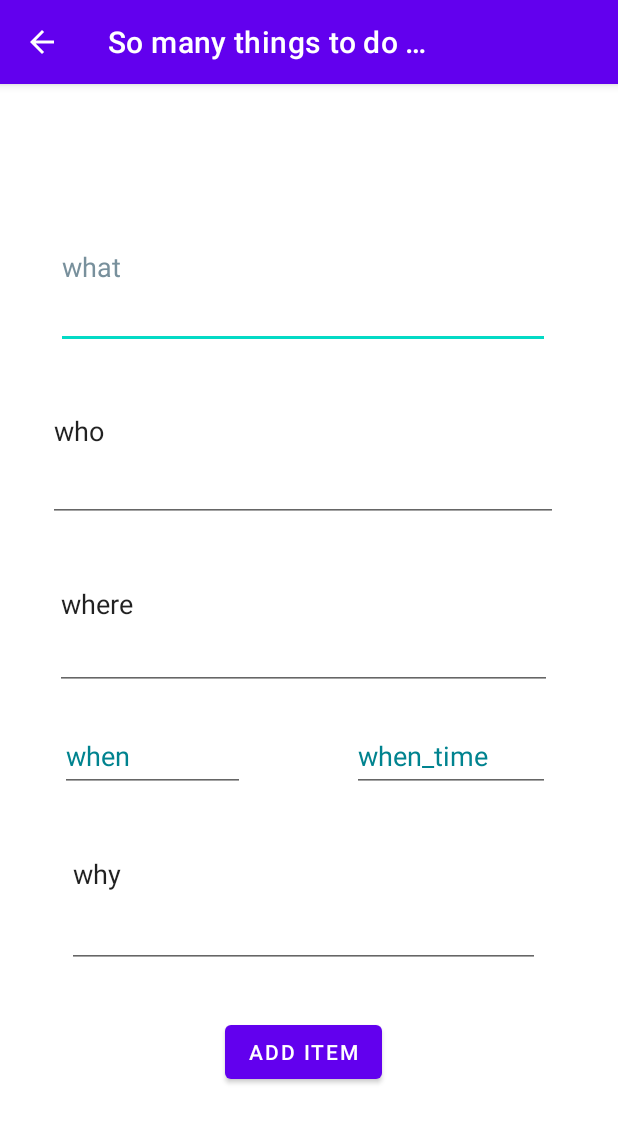
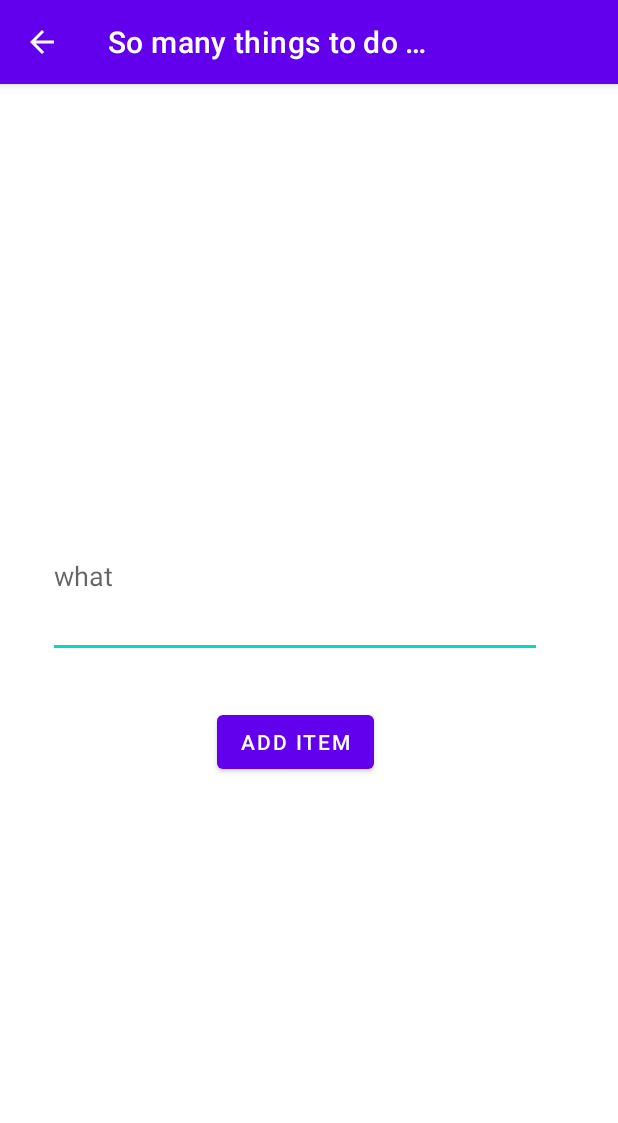
Before and after one commit to falistra/todolist, an Android app: the ItemInsert screen opened directly, with no data from a screen before it, on a phone screen of 412 x 824 dp. Shown: the top 1123 px of the screen. Run offline under Robolectric (Android 15) with nearby library versions, the phone set to English and light mode, and no system bars; our stand-ins replace Firebase (no records; nobody signed in at launch, a user with empty details on screens opened directly).

Commit message:
Modificato ItemInsert.kt

```diff
--- a/app/src/main/res/layout/activity_item_insert.xml
+++ b/app/src/main/res/layout/activity_item_insert.xml
@@ -28,15 +28,14 @@
             android:importantForAutofill="no"
             android:inputType="textMultiLine"
             android:minHeight="60dp"
-            android:text="@string/what"
             android:textColor="#78909C"
-            app:layout_constraintBottom_toTopOf="@+id/editText_who"
             app:layout_constraintEnd_toEndOf="parent"
             app:layout_constraintHorizontal_bias="0.5"
             app:layout_constraintStart_toStartOf="parent"
             app:layout_constraintTop_toTopOf="parent"
             app:layout_constraintVertical_chainStyle="spread" />
 
+<!--
         <EditText
             android:id="@+id/editText_who"
             android:layout_width="340dp"
@@ -129,7 +128,7 @@
             app:layout_constraintEnd_toEndOf="parent"
             app:layout_constraintHorizontal_bias="0.807"
             app:layout_constraintStart_toEndOf="@+id/editTextDate" />
-
+-->
         <Button
             android:id="@+id/addItemConfirm"
             android:layout_width="wrap_content"
@@ -140,7 +139,7 @@
             app:layout_constraintBottom_toBottomOf="parent"
             app:layout_constraintEnd_toEndOf="parent"
             app:layout_constraintStart_toStartOf="parent"
-            app:layout_constraintTop_toBottomOf="@+id/editText_why"
+            app:layout_constraintTop_toBottomOf="@+id/editText_what"
             app:layout_constraintVertical_bias="0.024" />
 
 
--- a/app/src/main/res/values/strings.xml
+++ b/app/src/main/res/values/strings.xml
@@ -10,6 +10,7 @@
     <string name="itemDeleted">Item deleted</string>
     <string name="noItemAdd">No Item Added</string>
 
+    <string name="noWhatIns">No text inserted</string>
     <string name="ok">OK</string>
 
 
```
Also changed, not shown: app/src/main/java/com/zanasi/todolistapp/ItemInsert.kt (+20 -10 lines), 2 other files.
